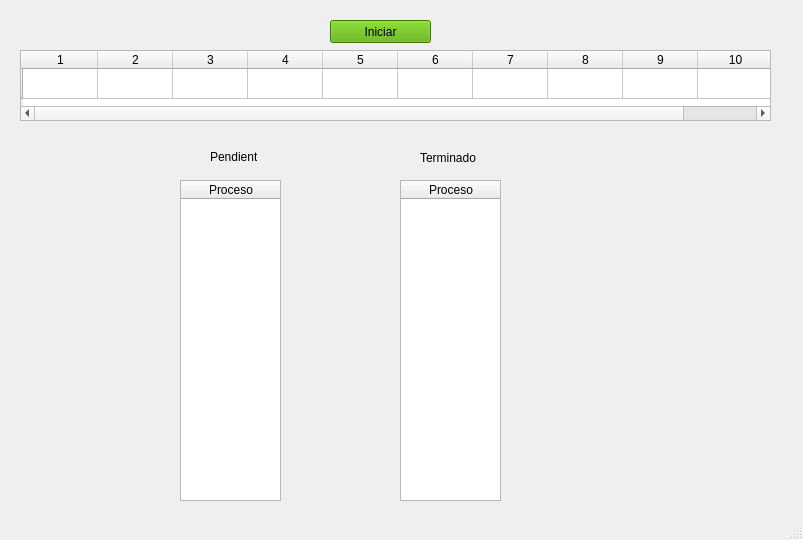
Above: prueba.ui from diegoivan1987/practicasSSO before the change. Below: the same form after it.
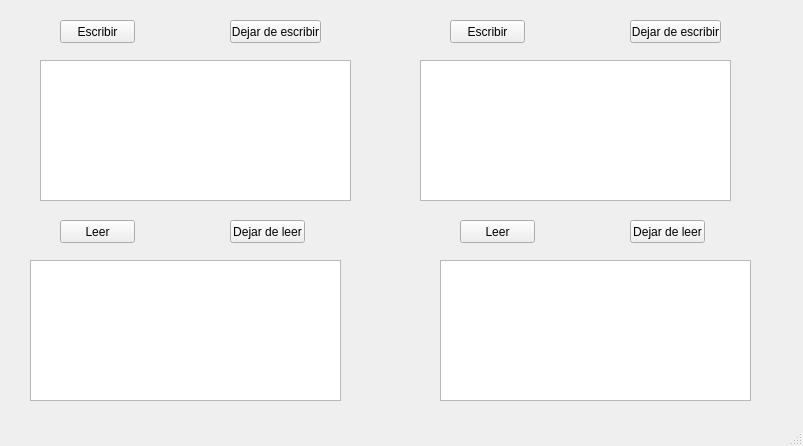
That is the form after the change.

Commit message: se avanzo con los lectores, tratar de mejorar la manera en la que se decide que cuadro de texto hara la accion

```diff
--- a/prueba.ui
+++ b/prueba.ui
@@ -7,160 +7,155 @@
     <x>0</x>
     <y>0</y>
     <width>803</width>
-    <height>540</height>
+    <height>446</height>
    </rect>
   </property>
   <property name="windowTitle">
    <string>MainWindow</string>
   </property>
   <widget class="QWidget" name="centralwidget">
-   <widget class="QTableWidget" name="tablaProcesos">
+   <widget class="QPlainTextEdit" name="txtE1">
     <property name="geometry">
      <rect>
-      <x>20</x>
-      <y>50</y>
-      <width>751</width>
-      <height>71</height>
+      <x>40</x>
+      <y>60</y>
+      <width>311</width>
+      <height>141</height>
      </rect>
     </property>
-    <property name="sizePolicy">
-     <sizepolicy hsizetype="Expanding" vsizetype="Expanding">
-      <horstretch>0</horstretch>
-      <verstretch>0</verstretch>
-     </sizepolicy>
-    </property>
-    <property name="columnCount">
-     <number>10</number>
-    </property>
-    <attribute name="horizontalHeaderDefaultSectionSize">
-     <number>75</number>
-    </attribute>
-    <row>
-     <property name="text">
-      <string/>
-     </property>
-    </row>
-    <column>
-     <property name="text">
-      <string>1</string>
-     </property>
-    </column>
-    <column>
-     <property name="text">
-      <string>2</string>
-     </property>
-    </column>
-    <column>
-     <property name="text">
-      <string>3</string>
-     </property>
-    </column>
-    <column>
-     <property name="text">
-      <string>4</string>
-     </property>
-    </column>
-    <column>
-     <property name="text">
-      <string>5</string>
-     </property>
-    </column>
-    <column>
-     <property name="text">
-      <string>6</string>
-     </property>
-    </column>
-    <column>
-     <property name="text">
-      <string>7</string>
-     </property>
-    </column>
-    <column>
-     <property name="text">
-      <string>8</string>
-     </property>
-    </column>
-    <column>
-     <property name="text">
-      <string>9</string>
-     </property>
-    </column>
-    <column>
-     <property name="text">
-      <string>10</string>
-     </property>
-    </column>
    </widget>
-   <widget class="QPushButton" name="btnI">
-    <property name="geometry">
-     <rect>
-      <x>330</x>
-      <y>20</y>
-      <width>101</width>
-      <height>23</height>
-     </rect>
-    </property>
-    <property name="styleSheet">
-     <string notr="true">background-color: rgb(85, 170, 0);</string>
-    </property>
-    <property name="text">
-     <string>Iniciar</string>
-    </property>
-   </widget>
-   <widget class="QTableWidget" name="tablaPendientes">
-    <property name="geometry">
-     <rect>
-      <x>180</x>
-      <y>180</y>
-      <width>101</width>
-      <height>321</height>
-     </rect>
-    </property>
-    <column>
-     <property name="text">
-      <string>Proceso</string>
-     </property>
-    </column>
-   </widget>
-   <widget class="QTableWidget" name="tablaTerminados">
-    <property name="geometry">
-     <rect>
-      <x>400</x>
-      <y>180</y>
-      <width>101</width>
-      <height>321</height>
-     </rect>
-    </property>
-    <column>
-     <property name="text">
-      <string>Proceso</string>
-     </property>
-    </column>
-   </widget>
-   <widget class="QLabel" name="label">
-    <property name="geometry">
-     <rect>
-      <x>210</x>
-      <y>150</y>
-      <width>47</width>
-      <height>13</height>
-     </rect>
-    </property>
-    <property name="text">
-     <string>Pendientes</string>
-    </property>
-   </widget>
-   <widget class="QLabel" name="label_2">
+   <widget class="QPlainTextEdit" name="txtE2">
     <property name="geometry">
      <rect>
       <x>420</x>
-      <y>150</y>
-      <width>61</width>
-      <height>16</height>
+      <y>60</y>
+      <width>311</width>
+      <height>141</height>
      </rect>
     </property>
+   </widget>
+   <widget class="QPlainTextEdit" name="txtL1">
+    <property name="geometry">
+     <rect>
+      <x>30</x>
+      <y>260</y>
+      <width>311</width>
+      <height>141</height>
+     </rect>
+    </property>
+   </widget>
+   <widget class="QPlainTextEdit" name="txtL2">
+    <property name="geometry">
+     <rect>
+      <x>440</x>
+      <y>260</y>
+      <width>311</width>
+      <height>141</height>
+     </rect>
+    </property>
+   </widget>
+   <widget class="QPushButton" name="btnIE1">
+    <property name="geometry">
+     <rect>
+      <x>60</x>
+      <y>20</y>
+      <width>75</width>
+      <height>23</height>
+     </rect>
+    </property>
     <property name="text">
-     <string>Terminado</string>
+     <string>Escribir</string>
+    </property>
+   </widget>
+   <widget class="QPushButton" name="btnPE1">
+    <property name="geometry">
+     <rect>
+      <x>230</x>
+      <y>20</y>
+      <width>91</width>
+      <height>23</height>
+     </rect>
+    </property>
+    <property name="text">
+     <string>Dejar de escribir</string>
+    </property>
+   </widget>
+   <widget class="QPushButton" name="btnIE2">
+    <property name="geometry">
+     <rect>
+      <x>450</x>
+      <y>20</y>
+      <width>75</width>
+      <height>23</height>
+     </rect>
+    </property>
+    <property name="text">
+     <string>Escribir</string>
+    </property>
+   </widget>
+   <widget class="QPushButton" name="btnPE2">
+    <property name="geometry">
+     <rect>
+      <x>630</x>
+      <y>20</y>
+      <width>91</width>
+      <height>23</height>
+     </rect>
+    </property>
+    <property name="text">
+     <string>Dejar de escribir</string>
+    </property>
+   </widget>
+   <widget class="QPushButton" name="btnIL1">
+    <property name="geometry">
+     <rect>
+      <x>60</x>
+      <y>220</y>
+      <width>75</width>
+      <height>23</height>
+     </rect>
+    </property>
+    <property name="text">
+     <string>Leer</string>
+    </property>
+   </widget>
+   <widget class="QPushButton" name="btnPL1">
+    <property name="geometry">
+     <rect>
+      <x>230</x>
+      <y>220</y>
+      <width>75</width>
+      <height>23</height>
+     </rect>
+    </property>
+    <property name="text">
+     <string>Dejar de leer</string>
+    </property>
+   </widget>
+   <widget class="QPushButton" name="btnIL2">
+    <property name="geometry">
+     <rect>
+      <x>460</x>
+      <y>220</y>
+      <width>75</width>
+      <height>23</height>
+     </rect>
+    </property>
+    <property name="text">
+     <string>Leer</string>
+    </property>
+   </widget>
+   <widget class="QPushButton" name="btnPL2">
+    <property name="geometry">
+     <rect>
+      <x>630</x>
+      <y>220</y>
+      <width>75</width>
+      <height>23</height>
+     </rect>
+    </property>
+    <property name="text">
+     <string>Dejar de leer</string>
     </property>
    </widget>
   </widget>
```
The commit also changes 1 other file.
